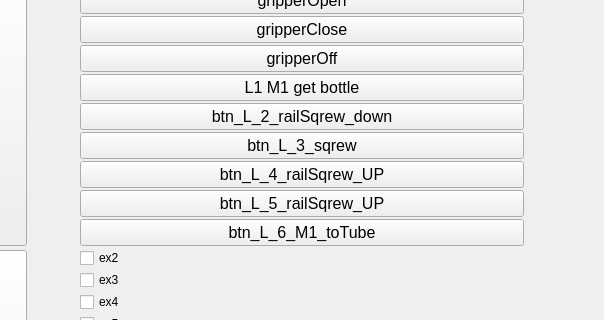
pavel-b-kr12/DoBot_multicontroll, file dispenser_gift_py/main.ui: the form before one commit; both pictures show x 222 to 826 and y 178 to 498 of the 1271 by 738 pixel window.
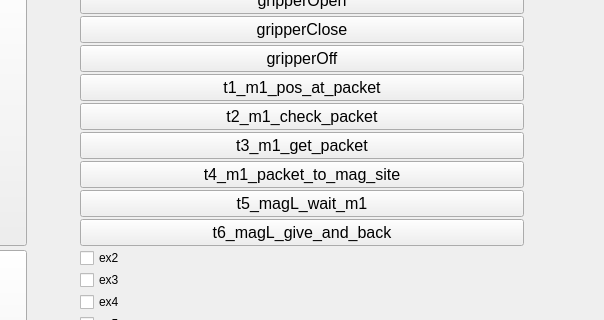
The form after the commit.

```diff
--- a/dispenser_gift_py/main.ui
+++ b/dispenser_gift_py/main.ui
@@ -1004,7 +1004,7 @@
          <string notr="true">font: 12pt ;</string>
         </property>
         <property name="text">
-         <string>L1 M1 get bottle</string>
+         <string>t1_m1_pos_at_packet</string>
         </property>
        </widget>
       </item>
@@ -1025,7 +1025,7 @@
          <string notr="true">font: 12pt ;</string>
         </property>
         <property name="text">
-         <string>btn_L_2_railSqrew_down</string>
+         <string>t2_m1_check_packet</string>
         </property>
        </widget>
       </item>
@@ -1046,7 +1046,7 @@
          <string notr="true">font: 12pt ;</string>
         </property>
         <property name="text">
-         <string>btn_L_3_sqrew</string>
+         <string>t3_m1_get_packet</string>
         </property>
        </widget>
       </item>
@@ -1067,7 +1067,7 @@
          <string notr="true">font: 12pt ;</string>
         </property>
         <property name="text">
-         <string>btn_L_4_railSqrew_UP</string>
+         <string>t4_m1_packet_to_mag_site</string>
         </property>
        </widget>
       </item>
@@ -1088,7 +1088,7 @@
          <string notr="true">font: 12pt ;</string>
         </property>
         <property name="text">
-         <string>btn_L_5_railSqrew_UP</string>
+         <string>t5_magL_wait_m1</string>
         </property>
        </widget>
       </item>
@@ -1109,7 +1109,7 @@
          <string notr="true">font: 12pt ;</string>
         </property>
         <property name="text">
-         <string>btn_L_6_M1_toTube</string>
+         <string>t6_magL_give_and_back</string>
         </property>
        </widget>
       </item>
```
Left out of the diff: 22 changed lines with no effect on the pictures.
